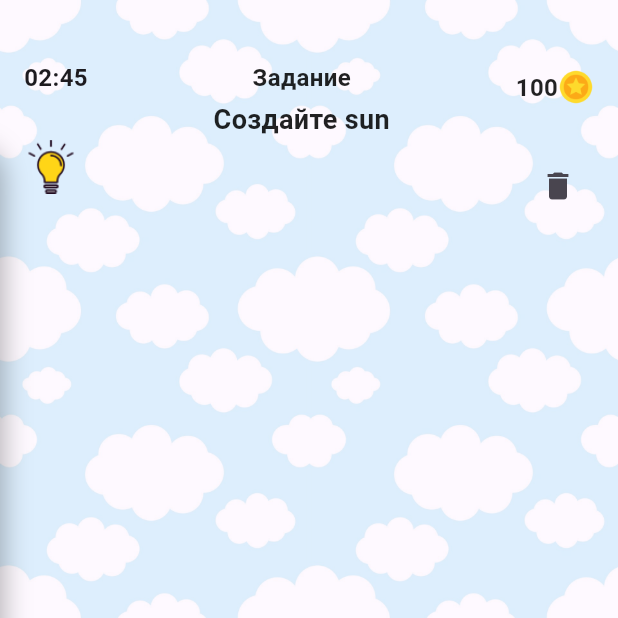
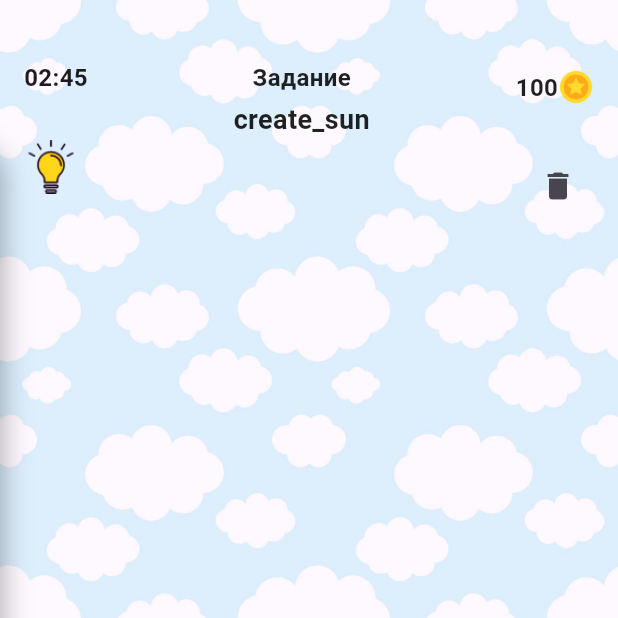
Before and after one commit to koras/darwin, a Flutter app: the screen it shows after launch, on a phone screen of 412 x 824 dp, the top half of it. Run offline on Flutter 3.47's test engine with Material 3 defaults, Android fonts, the phone set to English and light mode, and no system bars; our stand-ins replace bloc, flutter_bloc, hive, hive_flutter; accounts and stored records are empty; generated files the repository leaves out were written again.

Commit message:
работа приложения после внедрения локализации

```diff
--- a/lib/bloc/level_bloc.dart
+++ b/lib/bloc/level_bloc.dart
@@ -120,6 +120,8 @@ class LevelBloc extends Bloc<LevelEvent, LevelState> {
       // Сохраняем уже открытые предметы
       final currentDiscovered = state.discoveredItems;
       // Начальные предметы уровня + уже открытые
+
+      // AppLocalizations.of(context)!.yourStringKey
       final allAvailable =
           [
             ...List<String>.from(levelData['imageItems']),
--- a/lib/data/levels_repository.dart
+++ b/lib/data/levels_repository.dart
@@ -5,7 +5,7 @@ class LevelsRepository {
     1: {
       'imageItems': ['water', 'mammal', 'tree', 'time'],
       'result': 'sun',
-      'title': 'Создайте sun',
+      'title': 'create_sun',
       'hints': [
         'cloud',
         'sky',
--- a/lib/l10n/app_en.arb
+++ b/lib/l10n/app_en.arb
@@ -1,6 +1,10 @@
 {
   "gameTitle": "Darwin Evolution",
   "hintTitle": "Hint",
+
+  "sun": "Sun",
+  "create_sun": "Create the sun",
+
   "@hintTitle": {
     "description": "Title for hint banner"
   }
--- a/lib/main.dart
+++ b/lib/main.dart
@@ -10,6 +10,7 @@ import 'package:darwin/l10n/app_localizations.dart';
 import 'package:darwin/bloc/level_bloc.dart';
 import 'package:darwin/services/hive_service.dart';
 import 'package:darwin/screens/mergeGame.dart';
+import 'package:flutter_gen/gen_l10n/app_localizations.dart'; // Новый импорт
 
 Future<void> main() async {
   WidgetsFlutterBinding.ensureInitialized();
@@ -41,7 +42,16 @@ class MyApp extends StatelessWidget {
         theme: ThemeData(
           colorScheme: ColorScheme.fromSeed(seedColor: Colors.deepPurple),
         ),
-
+        localizationsDelegates: const [
+        //  AppLocalizations.delegate, // Из flutter_gen
+          GlobalMaterialLocalizations.delegate,
+          GlobalWidgetsLocalizations.delegate,
+          GlobalCupertinoLocalizations.delegate,
+        ],
+        supportedLocales: const [
+          Locale('en'), // Английский
+          Locale('ru'), // Русский
+        ],
         //    home: MaterialApp(home: StartPage()),
         home: MaterialApp(home: MergeGame()),
       ),
```
Also changed, not shown: lib/l10n/app_ru.arb (+7 -1 lines), pubspec.yaml (+2 -73 lines), pubspec.lock, 1 other file.
